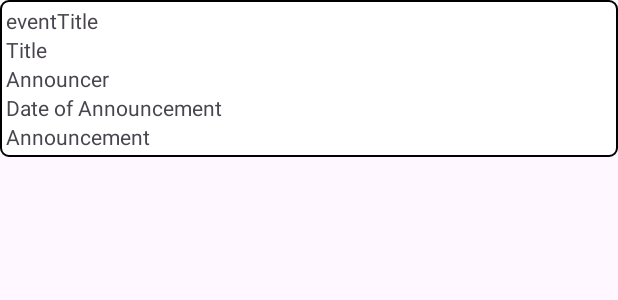
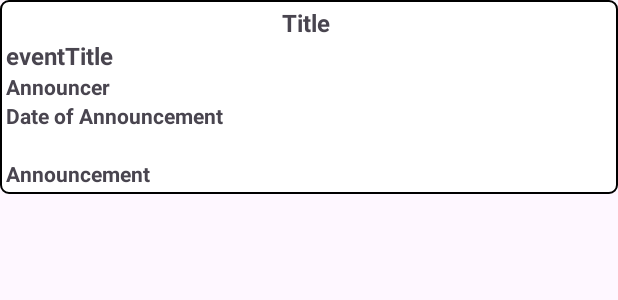
Before and after one commit to MustafaTimbawala/B07GR12, an Android app: the layout item_announcement.xml on its own in the app's theme, with its tools: preview values and no code run, on a phone screen of 412 x 824 dp. Shown: the top 300 px of the screen. Run offline under Robolectric (Android 15) with nearby library versions, the phone set to English and light mode, and no system bars.

Commit message:
Editied announcement and complaints view for user ease

```diff
--- a/app/src/main/res/layout/item_announcement.xml
+++ b/app/src/main/res/layout/item_announcement.xml
@@ -9,33 +9,46 @@
     android:padding="4dp"> <!-- Add margin to the bottom -->
 
     <TextView
+        android:id="@+id/title"
+        android:layout_width="400dp"
+        android:layout_height="wrap_content"
+        android:text="Title"
+        android:textAlignment="center"
+        android:textSize="16sp"
+        android:textStyle="bold" />
+
+    <TextView
         android:id="@+id/eventTitle"
         android:layout_width="wrap_content"
         android:layout_height="wrap_content"
+        android:textSize="16sp"
+        android:textStyle="bold"
         tools:text="eventTitle" />
-
-    <TextView
-        android:id="@+id/title"
-        android:layout_width="wrap_content"
-        android:layout_height="wrap_content"
-        android:text="Title" />
 
     <TextView
         android:id="@+id/announcer"
         android:layout_width="wrap_content"
         android:layout_height="wrap_content"
-        android:text="Announcer" />
+        android:text="Announcer"
+        android:textStyle="bold" />
 
     <TextView
         android:id="@+id/date"
         android:layout_width="wrap_content"
         android:layout_height="wrap_content"
-        android:text="Date of Announcement" />
+        android:text="Date of Announcement"
+        android:textStyle="bold" />
+
+    <TextView
+        android:id="@+id/textView3"
+        android:layout_width="match_parent"
+        android:layout_height="wrap_content" />
 
     <TextView
         android:id="@+id/announcement"
         android:layout_width="wrap_content"
         android:layout_height="wrap_content"
-        android:text="Announcement" />
+        android:text="Announcement"
+        android:textStyle="bold" />
 
 </LinearLayout>
--- a/app/src/main/res/layout/item_complain.xml
+++ b/app/src/main/res/layout/item_complain.xml
@@ -12,7 +12,9 @@
         android:id="@+id/title"
         android:layout_width="wrap_content"
         android:layout_height="wrap_content"
-        android:text="Title" />
+        android:text="Title"
+        android:textSize="16sp"
+        android:textStyle="bold" />
 
     <TextView
         android:id="@+id/username"
```
Also changed, not shown: app/src/main/res/layout/fragment_view_announcement.xml (+20 -25 lines), app/src/main/res/layout/fragment_view_complaint.xml (+8 -12 lines).
